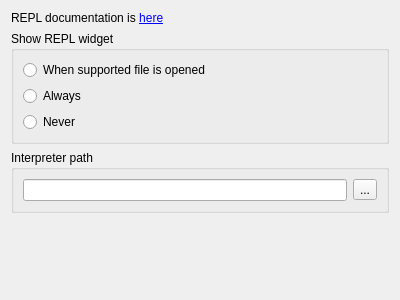
Before: the Qt Designer form enki/plugins/repl/Settings.ui in andreikop/enki, drawn with Qt 5.
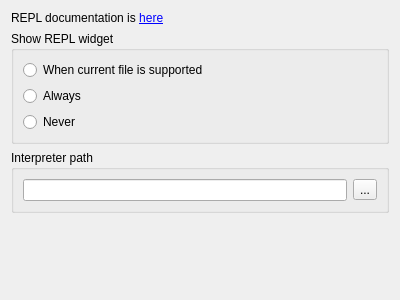
After: the same form once the commit is applied.

Diff of the .ui file:
```diff
--- a/enki/plugins/repl/Settings.ui
+++ b/enki/plugins/repl/Settings.ui
@@ -33,7 +33,7 @@
       <item>
        <widget class="QRadioButton" name="rbWhenOpened">
         <property name="text">
-         <string>When supported file is opened</string>
+         <string>When current file is supported</string>
         </property>
        </widget>
       </item>
```
